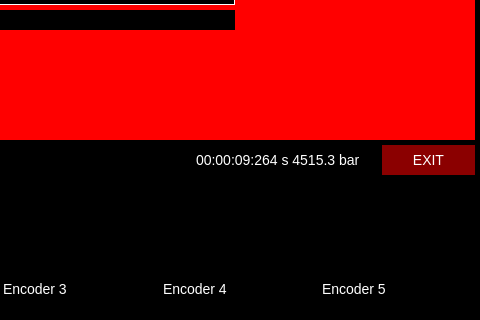
First picture: the form in src/ui/mainwindow.ui, repository MrFrangipane/frangitron-raspberry, before the edit; both pictures show x 320 to 800 and y 335 to 655 of the 800 by 1160 pixel window.
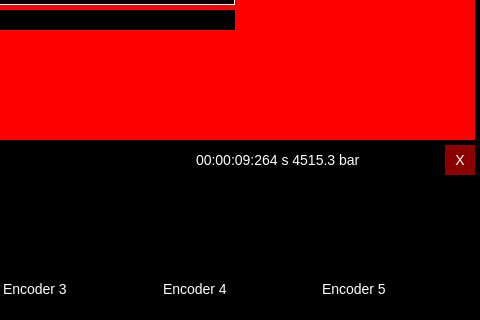
Second picture: the form after the edit. Icons and pictures are not drawn. Custom widgets are drawn as their Qt base class.

```diff
--- a/src/ui/mainwindow.ui
+++ b/src/ui/mainwindow.ui
@@ -388,14 +388,14 @@
         <item>
          <widget class="QPushButton" name="exit">
           <property name="sizePolicy">
-           <sizepolicy hsizetype="Preferred" vsizetype="Fixed">
+           <sizepolicy hsizetype="Fixed" vsizetype="Fixed">
             <horstretch>0</horstretch>
             <verstretch>0</verstretch>
            </sizepolicy>
           </property>
           <property name="minimumSize">
            <size>
-            <width>0</width>
+            <width>30</width>
             <height>30</height>
            </size>
           </property>
@@ -404,7 +404,7 @@
 border: 0px;</string>
           </property>
           <property name="text">
-           <string>EXIT</string>
+           <string>X</string>
           </property>
          </widget>
         </item>
```
